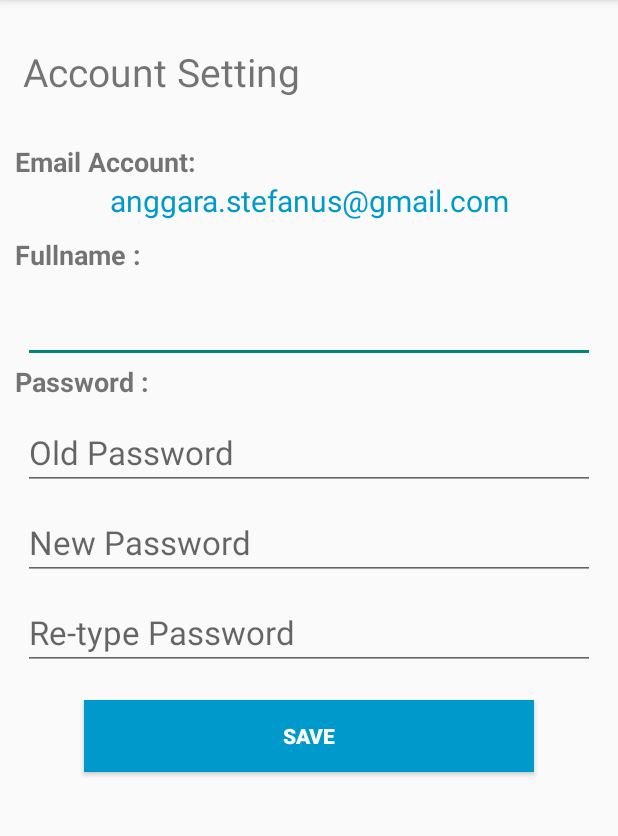
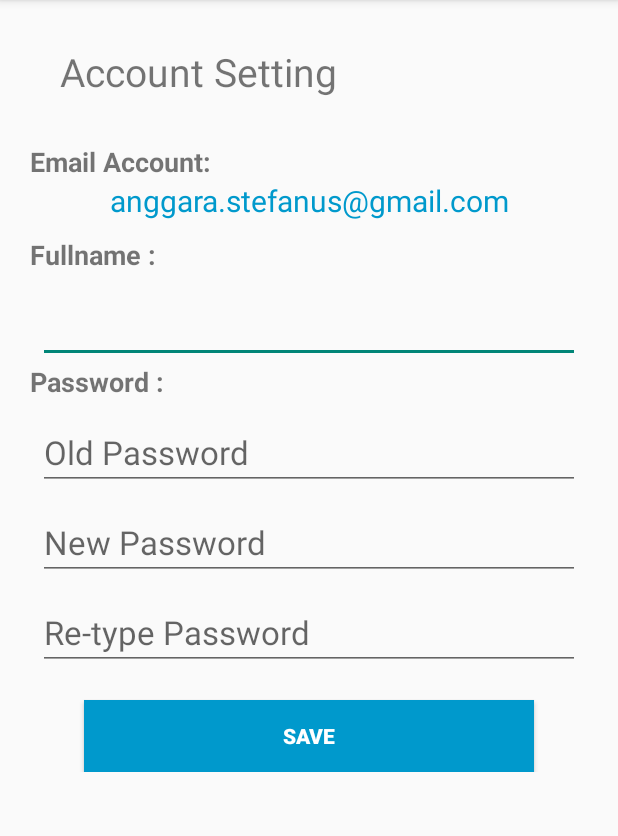
Before and after one commit to stef-ang/DailyTask, an Android app: the fragment Setting placed in its activity, in the options menu, after a tap on "Settings", on a phone screen of 412 x 824 dp, the part 84-920 px from its top. Run offline under Robolectric (Android 15) with nearby library versions, the phone set to English and light mode, and no system bars; 6 statements that could not run were skipped.

Commit message:
fragment setting done

```diff
--- a/app/src/main/java/com/stef_developer/dailytask/Login.java
+++ b/app/src/main/java/com/stef_developer/dailytask/Login.java
@@ -23,7 +23,6 @@ public class Login extends AppCompatActivity {
     private EditText etEmail;
     private EditText etPassword;
 
-    private User user;
     private UserDAO userDAO;
 
     @Override
@@ -51,6 +50,7 @@ public class Login extends AppCompatActivity {
 
             if(userDAO.cekEmailPasswordByEmail(email, password)) {
                 Intent intent = new Intent(this, MainActivity.class);
+                intent.putExtra(Arguments.ARG_EMAIL, email);
                 startActivity(intent);
             }
             else {
--- a/app/src/main/java/com/stef_developer/dailytask/MainActivity.java
+++ b/app/src/main/java/com/stef_developer/dailytask/MainActivity.java
@@ -26,17 +26,17 @@ import com.stef_developer.dailytask.fragments.TaskReport;
 public class MainActivity extends AppCompatActivity
         implements NavigationDrawerFragment.NavigationDrawerCallbacks,
         TaskReport.OnFragmentInteractionListener,
-        Setting.OnFragmentInteractionListener,
         TaskList.OnFragmentInteractionListener
 {
 
+    private String eMail;
     /**
      * Fragment managing the behaviors, interactions and presentation of the navigation drawer.
      */
     private NavigationDrawerFragment mNavigationDrawerFragment;
 
     /**
-     * Used to store the last screen title. For use in {@link #restoreActionBar()}.
+     * Used to store the last screen title. For use in { restoreActionBar()}.
      */
     private CharSequence mTitle;
 
@@ -44,6 +44,13 @@ public class MainActivity extends AppCompatActivity
     protected void onCreate(Bundle savedInstanceState) {
         super.onCreate(savedInstanceState);
         setContentView(R.layout.activity_main);
+
+        Intent intent = getIntent();
+        if(intent.getStringExtra(Arguments.ARG_EMAIL) != null) {
+            eMail = intent.getStringExtra(Arguments.ARG_EMAIL);
+        }
+        else
+            eMail = null;
 
         mNavigationDrawerFragment = (NavigationDrawerFragment)
                 getSupportFragmentManager().findFragmentById(R.id.navigation_drawer);
@@ -89,10 +96,11 @@ public class MainActivity extends AppCompatActivity
         }
         else if(position == 2) {
             fragmentManager.beginTransaction()
-                    .replace(R.id.container, Setting.newInstance("", ""))
+                    .replace(R.id.container, Setting.newInstance(position + 1, eMail))
                     .commit();
         }
         else if(position == 3) {
+            eMail = null;
             Intent intent = new Intent(this, Login.class);
             startActivity(intent);
         }
@@ -115,81 +123,78 @@ public class MainActivity extends AppCompatActivity
         }
     }
 
-    public void restoreActionBar() {
-        ActionBar actionBar = getSupportActionBar();
-        actionBar.setNavigationMode(ActionBar.NAVIGATION_MODE_STANDARD);
-        actionBar.setDisplayShowTitleEnabled(true);
-        actionBar.setTitle(mTitle);
-    }
+//    public void restoreActionBar() {
+//        ActionBar actionBar = getSupportActionBar();
+//        actionBar.setNavigationMode(ActionBar.NAVIGATION_MODE_STANDARD);
+//        actionBar.setDisplayShowTitleEnabled(true);
+//        actionBar.setTitle(mTitle);
+//    }
+
+//    @Override
+//    public boolean onCreateOptionsMenu(Menu menu) {
+//        if (!mNavigationDrawerFragment.isDrawerOpen()) {
+//            // Only show items in the action bar relevant to this screen
+//            // if the drawer is not showing. Otherwise, let the drawer
+//            // decide what to show in the action bar.
+//            getMenuInflater().inflate(R.menu.main, menu);
+//            restoreActionBar();
+//            return true;
+//        }
+//        return super.onCreateOptionsMenu(menu);
+//    }
+//
+//    @Override
+//    public boolean onOptionsItemSelected(MenuItem item) {
+//        // Handle action bar item clicks here. The action bar will
+//        // automatically handle clicks on the Home/Up button, so long
+//        // as you specify a parent activity in AndroidManifest.xml.
+//        int id = item.getItemId();
+//
+//        //noinspection SimplifiableIfStatement
+//        if (id == R.id.action_settings) {
+//            return true;
+//        }
+//
+//        return super.onOptionsItemSelected(item);
+//    }
 
 
-    @Override
-    public boolean onCreateOptionsMenu(Menu menu) {
-        if (!mNavigationDrawerFragment.isDrawerOpen()) {
-            // Only show items in the action bar relevant to this screen
-            // if the drawer is not showing. Otherwise, let the drawer
-            // decide what to show in the action bar.
-            getMenuInflater().inflate(R.menu.main, menu);
-            restoreActionBar();
-            return true;
-        }
-        return super.onCreateOptionsMenu(menu);
-    }
-
-    @Override
-    public boolean onOptionsItemSelected(MenuItem item) {
-        // Handle action bar item clicks here. The action bar will
-        // automatically handle clicks on the Home/Up button, so long
-        // as you specify a parent activity in AndroidManifest.xml.
-        int id = item.getItemId();
-
-        //noinspection SimplifiableIfStatement
-        if (id == R.id.action_settings) {
-            return true;
-        }
-
-        return super.onOptionsItemSelected(item);
-    }
-
-    /**
-     * A placeholder fragment containing a simple view.
-     */
-    public static class PlaceholderFragment extends Fragment {
-        /**
-         * The fragment argument representing the section number for this
-         * fragment.
-         */
-        private static final String ARG_SECTION_NUMBER = "section_number";
-
-        /**
-         * Returns a new instance of this fragment for the given section
-         * number.
-         */
-        public static PlaceholderFragment newInstance(int sectionNumber) {
-            PlaceholderFragment fragment = new PlaceholderFragment();
-            Bundle args = new Bundle();
-            args.putInt(ARG_SECTION_NUMBER, sectionNumber);
-            fragment.setArguments(args);
-            return fragment;
-        }
-
-        public PlaceholderFragment() {
-        }
-
-        @Override
-        public View onCreateView(LayoutInflater inflater, ViewGroup container,
-                                 Bundle savedInstanceState) {
-            View rootView = inflater.inflate(R.layout.fragment_main, container, false);
-            return rootView;
-        }
-
-        @Override
-        public void onAttach(Activity activity) {
-            super.onAttach(activity);
-            ((MainActivity) activity).onSectionAttached(
-                    getArguments().getInt(ARG_SECTION_NUMBER));
-        }
-    }
+//    public static class PlaceholderFragment extends Fragment {
+//        /**
+//         * The fragment argument representing the section number for this
+//         * fragment.
+//         */
+//        private static final String ARG_SECTION_NUMBER = "section_number";
+//
+//        /**
+//         * Returns a new instance of this fragment for the given section
+//         * number.
+//         */
+//        public static PlaceholderFragment newInstance(int sectionNumber) {
+//            PlaceholderFragment fragment = new PlaceholderFragment();
+//            Bundle args = new Bundle();
+//            args.putInt(ARG_SECTION_NUMBER, sectionNumber);
+//            fragment.setArguments(args);
+//            return fragment;
+//        }
+//
+//        public PlaceholderFragment() {
+//        }
+//
+//        @Override
+//        public View onCreateView(LayoutInflater inflater, ViewGroup container,
+//                                 Bundle savedInstanceState) {
+//            View rootView = inflater.inflate(R.layout.fragment_main, container, false);
+//            return rootView;
+//        }
+//
+//        @Override
+//        public void onAttach(Activity activity) {
+//            super.onAttach(activity);
+//            ((MainActivity) activity).onSectionAttached(
+//                    getArguments().getInt(ARG_SECTION_NUMBER));
+//        }
+//    }
 
     public void toggle(View view) {
         ViewGroup viewGroup = (ViewGroup)getChild(findViewById(R.id.taskbox), 1);
--- a/app/src/main/java/com/stef_developer/dailytask/database/UserDAO.java
+++ b/app/src/main/java/com/stef_developer/dailytask/database/UserDAO.java
@@ -71,6 +71,49 @@ public class UserDAO extends DailyTaskDBDAO {
         }
     }
 
+    public boolean cekUniqueEmail(String email) {
+        Cursor cursor = database.query(DataBaseHelper.USER_TABLE    // String table
+                , new String[] { DataBaseHelper.USER_EMAIL }
+                , DataBaseHelper.USER_EMAIL + " = ?"
+                , new String[] { email }
+                , null                                  // String groupBy
+                , null                                  // String having
+                , null);                                // String orderBy
+
+        if(cursor != null && cursor.getCount() > 0) {
+            return false;
+        }
+        else {
+            return true;
+        }
+    }
+
+    public User getUserByEmail(String email) {
+        User user;
+        Cursor cursor = database.query(DataBaseHelper.USER_TABLE    // String table
+                , new String[] {DataBaseHelper.ID_USER  // String[] columns
+                    , DataBaseHelper.USER_FULLNAME
+                    , DataBaseHelper.USER_EMAIL
+                    , DataBaseHelper.USER_PASSWORD}
+                , DataBaseHelper.USER_EMAIL + " = ?"
+                , new String[] { email }
+                , null                                  // String groupBy
+                , null                                  // String having
+                , null);
+        //kyknya ini method moveToNext ini cursornya dinext'in dulu baru eksekusi
+        if (cursor.moveToNext()) {
+            user = new User();
+            user.setId_user(cursor.getInt(0));
+            user.setFullname(cursor.getString(1));
+            user.setEmail(cursor.getString(2));
+            user.setPassword(cursor.getString(3));
+            return user;
+        }
+        else {
+            return null;
+        }
+    }
+
     // ane ganti ArrayList (sebelumnya List (lihat orginalnya di SQLiteMulti....))
     public ArrayList<User> getUsers(){
         ArrayList<User> users = new ArrayList<User>();
--- a/app/src/main/java/com/stef_developer/dailytask/fragments/Setting.java
+++ b/app/src/main/java/com/stef_developer/dailytask/fragments/Setting.java
@@ -5,47 +5,67 @@ import android.net.Uri;
 import android.os.Bundle;
 //import android.app.Fragment;
 import android.support.v4.app.Fragment;
+import android.util.Log;
 import android.view.LayoutInflater;
 import android.view.View;
+import android.view.View.OnClickListener;
 import android.view.ViewGroup;
+import android.widget.Button;
+import android.widget.EditText;
+import android.widget.TextView;
+import android.widget.Toast;
 
+import com.stef_developer.dailytask.Arguments;
+import com.stef_developer.dailytask.MainActivity;
 import com.stef_developer.dailytask.R;
+import com.stef_developer.dailytask.database.UserDAO;
+import com.stef_developer.dailytask.table_object.User;
+
+import java.lang.ref.WeakReference;
+import java.sql.SQLException;
 
 
 /**
  * A simple {@link Fragment} subclass.
  * Activities that contain this fragment must implement the
- * {@link Setting.OnFragmentInteractionListener} interface
+ * { Setting.OnFragmentInteractionListener} interface
  * to handle interaction events.
  * Use the {@link Setting#newInstance} factory method to
  * create an instance of this fragment.
  */
-public class Setting extends Fragment {
-    // TODO: Rename parameter arguments, choose names that match
-    // the fragment initialization parameters, e.g. ARG_ITEM_NUMBER
-    private static final String ARG_PARAM1 = "param1";
-    private static final String ARG_PARAM2 = "param2";
+public class Setting extends Fragment implements OnClickListener {
+    // TODO: Rename and change types of parameters
+    private String mEmail;
+    private int mNumber;
 
-    // TODO: Rename and change types of parameters
-    private String mParam1;
-    private String mParam2;
+    private UserDAO userDAO;
+    private User user;
 
-    private OnFragmentInteractionListener mListener;
+    private TextView tv_email;
+    private EditText et_fullname;
+    private EditText et_old_pwd;
+    private EditText et_new_pwd;
+    private EditText et_renew_pwd;
+    private Button btn_save;
+
+    private WeakReference<Activity> activityWeakRef;
+
+//    private OnFragmentInteractionListener mListener;
 
     /**
      * Use this factory method to create a new instance of
      * this fragment using the provided parameters.
      *
-     * @param param1 Parameter 1.
-     * @param param2 Parameter 2.
+     * @param email Parameter 1.
+     * @param number Parameter 2.
      * @return A new instance of fragment setting.
      */
     // TODO: Rename and change types and number of parameters
-    public static Setting newInstance(String param1, String param2) {
+    public static Setting newInstance(int number, String email) {
         Setting fragment = new Setting();
         Bundle args = new Bundle();
-        args.putString(ARG_PARAM1, param1);
-        args.putString(ARG_PARAM2, param2);
+        args.putString(Arguments.ARG_EMAIL, email);
+        args.putInt(Arguments.ARG_SECTION_NUMBER, number);
         fragment.setArguments(args);
         return fragment;
     }
@@ -58,55 +78,133 @@ public class Setting extends Fragment {
     public void onCreate(Bundle savedInstanceState) {
         super.onCreate(savedInstanceState);
         if (getArguments() != null) {
-            mParam1 = getArguments().getString(ARG_PARAM1);
-            mParam2 = getArguments().getString(ARG_PARAM2);
+            mEmail = getArguments().getString(Arguments.ARG_EMAIL);
+            mNumber = getArguments().getInt(Arguments.ARG_SECTION_NUMBER);
         }
+        try {
+            userDAO = new UserDAO(getActivity());
+        } catch (SQLException e) {
+            e.printStackTrace();
+        }
+        Log.d("EMAIL: " + mEmail, " CEK EMAIL");
+        user = userDAO.getUserByEmail(mEmail);
+        activityWeakRef = new WeakReference<Activity>(getActivity());
     }
 
     @Override
     public View onCreateView(LayoutInflater inflater, ViewGroup container,
                              Bundle savedInstanceState) {
         // Inflate the layout for this fragment
-        return inflater.inflate(R.layout.fragment_setting, container, false);
+        View view =  inflater.inflate(R.layout.fragment_setting, container, false);
+
+        tv_email = (TextView) view.findViewById(R.id.tv_email);
+        et_fullname = (EditText) view.findViewById(R.id.et_fullname);
+        et_old_pwd = (EditText) view.findViewById(R.id.et_old_pwd);
+        et_new_pwd = (EditText) view.findViewById(R.id.et_new_pwd);
+        et_renew_pwd = (EditText) view.findViewById(R.id.et_re_new_pwd);
+        btn_save = (Button) view.findViewById(R.id.btn_save);
+
+        btn_save.setOnClickListener(this);
+
+        if(user != null) {
+            tv_email.setText(user.getEmail());
+            et_fullname.setText(user.getFullname());
+        }
+        else {
+            Toast.makeText(activityWeakRef.get(),
+                    "The User is null",
+                    Toast.LENGTH_LONG).show();
+        }
+
+        return view;
+    }
+
+    @Override
+    public void onClick(View v) {
+        if (v == btn_save) {
+            if(et_fullname.getText().toString().isEmpty() ||
+                    et_old_pwd.getText().toString().isEmpty() ||
+                    et_new_pwd.getText().toString().isEmpty() ||
+                    et_renew_pwd.getText().toString().isEmpty()){
+                Toast.makeText(activityWeakRef.get(),
+                        "Please do not columns empty!",
+                        Toast.LENGTH_LONG).show();
+                return;
+            }
+
+            Log.d("USER_PWD: " + user.getPassword(), "USER_PWD");
+            Log.d("OLD_PWD: " + et_old_pwd.getText().toString(), "OLD_PWD");
+            if(!user.getPassword().equals(et_old_pwd.getText().toString())) {
+                Toast.makeText(activityWeakRef.get(),
+                        "Sorry, old password is wrong!",
+                        Toast.LENGTH_LONG).show();
+                return;
+            }
+
+            if(!et_new_pwd.getText().toString().equals(et_renew_pwd.getText().toString())) {
+                Toast.makeText(activityWeakRef.get(),
+                        "Sorry, new password does not match!",
+                        Toast.LENGTH_LONG).show();
+                return;
+            }
+
+            user.setPassword(et_new_pwd.getText().toString());
+            try {
+                long result = userDAO.update(user);
+                if(result != -1) {
+                    Toast.makeText(activityWeakRef.get(),
+                            "Setting Success",
+                            Toast.LENGTH_LONG).show();
+                    et_old_pwd.setText("");
+                    et_new_pwd.setText("");
+                    et_renew_pwd.setText("");
+                }
+            }
+            catch (Exception e) {
+                e.printStackTrace();
+            }
+        }
     }
 
     // TODO: Rename method, update argument and hook method into UI event
-    public void onButtonPressed(Uri uri) {
-        if (mListener != null) {
-            mListener.onFragmentInteraction(uri);
-        }
-    }
+//    public void onButtonPressed(Uri uri) {
+//        if (mListener != null) {
+//            mListener.onFragmentInteraction(uri);
+//        }
+//    }
 
     @Override
     public void onAttach(Activity activity) {
         super.onAttach(activity);
-        try {
-            mListener = (OnFragmentInteractionListener) activity;
-        } catch (ClassCastException e) {
-            throw new ClassCastException(activity.toString()
-                    + " must implement OnFragmentInteractionListener");
-        }
+        ((MainActivity) activity).onSectionAttached(
+                getArguments().getInt(Arguments.ARG_SECTION_NUMBER));
+//        try {
+//            mListener = (OnFragmentInteractionListener) activity;
+//        } catch (ClassCastException e) {
+//            throw new ClassCastException(activity.toString()
+//                    + " must implement OnFragmentInteractionListener");
+//        }
     }
 
     @Override
     public void onDetach() {
         super.onDetach();
-        mListener = null;
+//        mListener = null;
     }
 
-    /**
-     * This interface must be implemented by activities that contain this
-     * fragment to allow an interaction in this fragment to be communicated
-     * to the activity and potentially other fragments contained in that
-     * activity.
-     * <p/>
-     * See the Android Training lesson <a href=
-     * "http://developer.android.com/training/basics/fragments/communicating.html"
-     * >Communicating with Other Fragments</a> for more information.
-     */
-    public interface OnFragmentInteractionListener {
-        // TODO: Update argument type and name
-        public void onFragmentInteraction(Uri uri);
-    }
+//    /**
+//     * This interface must be implemented by activities that contain this
+//     * fragment to allow an interaction in this fragment to be communicated
+//     * to the activity and potentially other fragments contained in that
+//     * activity.
+//     * <p/>
+//     * See the Android Training lesson <a href=
+//     * "http://developer.android.com/training/basics/fragments/communicating.html"
+//     * >Communicating with Other Fragments</a> for more information.
+//     */
+//    public interface OnFragmentInteractionListener {
+//        // TODO: Update argument type and name
+//        public void onFragmentInteraction(Uri uri);
+//    }
 
 }
--- a/app/src/main/res/layout/activity_login.xml
+++ b/app/src/main/res/layout/activity_login.xml
@@ -40,14 +40,10 @@
         android:inputType="textPassword"/>
     <Button
         android:id="@+id/btn_login"
-        android:layout_width="300dp"
-        android:layout_height="wrap_content"
-        android:layout_centerHorizontal="true"
+        style="@style/buttonBlueDefault"
         android:layout_marginTop="80dp"
         android:layout_below="@id/et_password"
         android:text="@string/button_login"
-        android:textStyle="bold"
-        android:background="@android:color/holo_blue_dark"
         android:onClick="loginClick"
         />
 
--- a/app/src/main/res/layout/fragment_setting.xml
+++ b/app/src/main/res/layout/fragment_setting.xml
@@ -1,12 +1,21 @@
-<LinearLayout xmlns:android="http://schemas.android.com/apk/res/android"
-    xmlns:tools="http://schemas.android.com/tools" android:layout_width="match_parent"
-    android:layout_height="match_parent" tools:context="com.stef_developer.dailytask.addtask"
+<LinearLayout
+    xmlns:android="http://schemas.android.com/apk/res/android"
+    xmlns:tools="http://schemas.android.com/tools"
+    android:layout_width="match_parent"
+    android:layout_height="match_parent"
+    tools:context="com.stef_developer.dailytask.addtask">
+
+    <ScrollView
+        android:layout_width="match_parent"
+        android:layout_height="match_parent">
+        <LinearLayout
+            android:layout_width="match_parent"
+            android:layout_height="match_parent"
             android:orientation="vertical">
-
             <TextView
                 style="@style/titleTextDefault"
-        android:layout_gravity="left"
-        android:layout_marginLeft="15dp"
+                android:layout_gravity="start"
+                android:layout_marginLeft="@dimen/margin_horizontal_header"
                 android:text="Account Setting"/>
 
             <TextView
@@ -14,8 +23,11 @@
                 android:text="Email Account:"/>
 
             <TextView
+                android:id="@+id/tv_email"
                 android:layout_width="match_parent"
                 android:layout_height="wrap_content"
+                android:layout_marginLeft="@dimen/margin_horizontal_etLogin"
+                android:layout_marginRight="@dimen/margin_horizontal_etLogin"
                 android:text="anggara.stefanus@gmail.com"
                 android:textColor="@android:color/holo_blue_dark"
                 android:gravity="center"
@@ -27,6 +39,7 @@
                 android:text="Fullname :"/>
 
             <EditText
+                android:id="@+id/et_fullname"
                 style="@style/editTextDefault" />
 
             <TextView
@@ -34,20 +47,28 @@
                 android:text="Password :"/>
 
             <EditText
+                android:id="@+id/et_old_pwd"
+                android:inputType="textPassword"
                 style="@style/editTextDefault"
                 android:hint="Old Password"/>
 
             <EditText
+                android:id="@+id/et_new_pwd"
+                android:inputType="textPassword"
                 style="@style/editTextDefault"
                 android:hint="New Password"/>
 
             <EditText
+                android:id="@+id/et_re_new_pwd"
+                android:inputType="textPassword"
                 style="@style/editTextDefault"
                 android:hint="Re-type Password"/>
 
             <Button
+                android:id="@+id/btn_save"
                 style="@style/buttonBlueDefault"
                 android:layout_marginTop="20dp"
                 android:text="Save"/>
-
         </LinearLayout>
+    </ScrollView>
+</LinearLayout>
--- a/app/src/main/res/values/dimens.xml
+++ b/app/src/main/res/values/dimens.xml
@@ -8,6 +8,7 @@
     <dimen name="activityLogin_vertical_margin">0dp</dimen>
 
     <dimen name="margin_horizontal_etLogin">25dp</dimen>
+    <dimen name="margin_horizontal_header">40dp</dimen>
 
     <dimen name="footer_login_padding_horiz">20dp</dimen>
     <dimen name="footer_login_padding_verti">15dp</dimen>
--- a/app/src/main/res/values/styles_control.xml
+++ b/app/src/main/res/values/styles_control.xml
@@ -5,6 +5,7 @@
         <item name="android:layout_height">wrap_content</item>
         <item name="android:gravity">center</item>
         <item name="android:layout_gravity">center_horizontal</item>
+        <item name="android:layout_centerHorizontal">true</item>
         <item name="android:textStyle">bold</item>
         <item name="android:textColor">@android:color/white</item>
         <item name="android:background">@android:color/holo_blue_dark</item>
--- a/app/src/main/res/values/styles_text.xml
+++ b/app/src/main/res/values/styles_text.xml
@@ -14,8 +14,8 @@
         <item name="android:layout_height">wrap_content</item>
         <item name="android:textSize">22sp</item>
         <item name="android:layout_marginTop">10dp</item>
-        <item name="android:layout_marginLeft">15dp</item>
-        <item name="android:layout_marginRight">15dp</item>
+        <item name="android:layout_marginLeft">25dp</item>
+        <item name="android:layout_marginRight">25dp</item>
     </style>
     <style name="editTextSmall" parent="@style/editTextDefault">
         <item name="android:textSize">18sp</item>
@@ -27,7 +27,7 @@
         <item name="android:layout_height">wrap_content</item>
         <item name="android:textStyle">bold</item>
         <item name="android:textSize">18sp</item>
-        <item name="android:layout_marginLeft">10dp</item>
+        <item name="android:layout_marginLeft">20dp</item>
     </style>
     <style name="labelSmall" parent="@style/labelDefault">
         <item name="android:textSize">14sp</item>
```
Also changed, not shown: app/src/main/AndroidManifest.xml (+5 -4 lines), app/src/main/java/com/stef_developer/dailytask/Arguments.java (added, +9 -0 lines), app/src/main/java/com/stef_developer/dailytask/Register.java (+20 -24 lines). Lines whose indentation alone changed are shown as unchanged.
